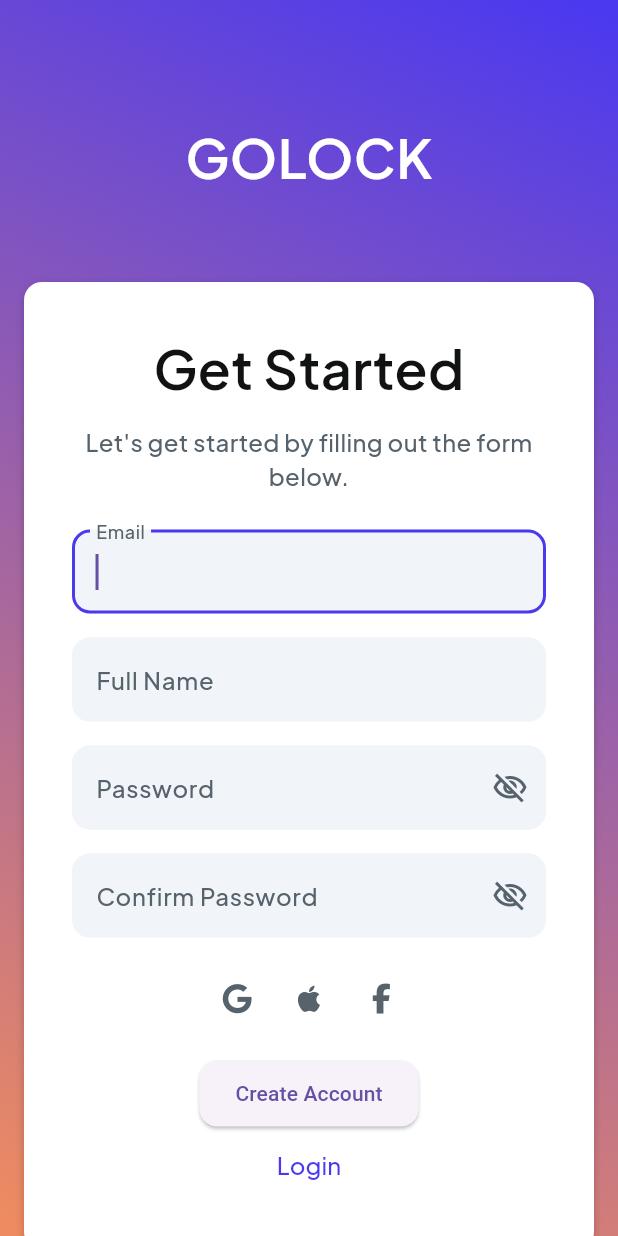
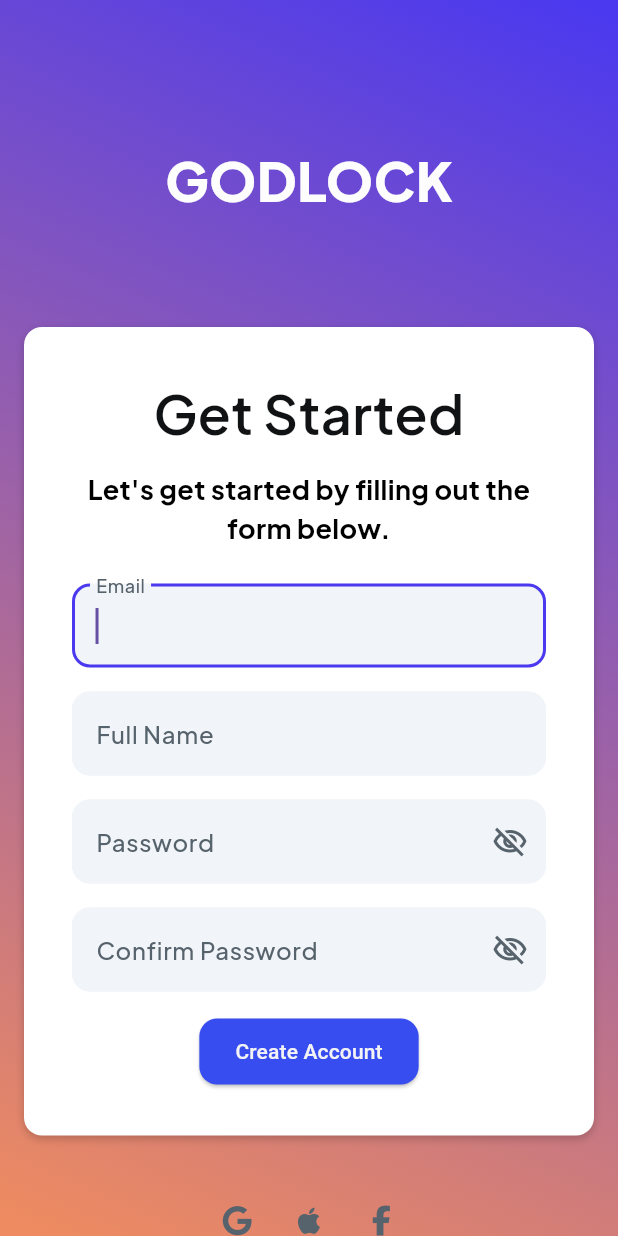
Before and after one commit to JoseSousaaa/Godlock, a Flutter app: the CreateaccountWidget screen opened directly, on a phone screen of 412 x 824 dp. Run offline on Flutter 3.47's test engine with Material 3 defaults, Android fonts, the phone set to English and light mode, and no system bars; our stand-ins replace font_awesome_flutter, google_fonts.

Commit message:
alterçoes nos botoes e em algumas letras

```diff
--- a/Cadeado NFC/app/lib/createaccount.dart
+++ b/Cadeado NFC/app/lib/createaccount.dart
@@ -61,14 +61,14 @@ class _CreateaccountWidgetState extends State<CreateaccountWidget> {
                         padding: const EdgeInsets.fromLTRB(0, 70, 0, 32),
                         child: Container(
                           width: 200,
-                          height: 70,
+                          height: 100,
                           alignment: const AlignmentDirectional(0, 0),
                           child: Text(
-                            'GOLOCK',
+                            'GODLOCK',
                             style: GoogleFonts.plusJakartaSans(
-                              color: Colors.white,
+                              color: Color.fromARGB(255, 253, 253, 253),
                               fontSize: 36,
-                              fontWeight: FontWeight.w600,
+                              fontWeight: FontWeight.w800,
                             ),
                           ),
                         ),
@@ -109,21 +109,21 @@ class _CreateaccountWidgetState extends State<CreateaccountWidget> {
                                     ),
                                   ),
                                   Padding(
-                                    padding: const EdgeInsets.fromLTRB(
-                                        0, 12, 0, 24),
+                                    padding:
+                                        const EdgeInsets.fromLTRB(0, 12, 0, 24),
                                     child: Text(
                                       'Let\'s get started by filling out the form below.',
                                       textAlign: TextAlign.center,
                                       style: GoogleFonts.plusJakartaSans(
-                                        color: const Color(0xFF57636C),
-                                        fontSize: 16,
-                                        fontWeight: FontWeight.w500,
+                                        color: Color.fromARGB(255, 0, 0, 0),
+                                        fontSize: 18,
+                                        fontWeight: FontWeight.w700,
                                       ),
                                     ),
                                   ),
                                   Padding(
-                                    padding: const EdgeInsets.fromLTRB(
-                                        0, 0, 0, 16),
+                                    padding:
+                                        const EdgeInsets.fromLTRB(0, 0, 0, 16),
                                     child: TextFormField(
                                       controller: _emailController,
                                       autofocus: true,
@@ -149,24 +149,21 @@ class _CreateaccountWidgetState extends State<CreateaccountWidget> {
                                         focusedBorder: OutlineInputBorder(
                                           borderSide: const BorderSide(
                                               color: Color(0xFF4B39EF),
-                                            width: 2,
-                                          ),
+                                              width: 2),
                                           borderRadius:
                                               BorderRadius.circular(12),
                                         ),
                                         errorBorder: OutlineInputBorder(
                                           borderSide: const BorderSide(
                                               color: Color(0xFFE0E3E7),
-                                            width: 2,
-                                          ),
+                                              width: 2),
                                           borderRadius:
                                               BorderRadius.circular(12),
                                         ),
                                         focusedErrorBorder: OutlineInputBorder(
                                           borderSide: const BorderSide(
                                               color: Color(0xFFE0E3E7),
-                                            width: 2,
-                                          ),
+                                              width: 2),
                                           borderRadius:
                                               BorderRadius.circular(12),
                                         ),
@@ -188,14 +185,12 @@ class _CreateaccountWidgetState extends State<CreateaccountWidget> {
                                     ),
                                   ),
                                   Padding(
-                                    padding: const EdgeInsets.fromLTRB(
-                                        0, 0, 0, 16),
+                                    padding:
+                                        const EdgeInsets.fromLTRB(0, 0, 0, 16),
                                     child: TextFormField(
                                       controller: _fullNameController,
                                       autofocus: true,
-                                      autofillHints: const [
-                                        AutofillHints.name
-                                      ],
+                                      autofillHints: const [AutofillHints.name],
                                       obscureText: false,
                                       decoration: InputDecoration(
                                         labelText: 'Full Name',
@@ -215,24 +210,21 @@ class _CreateaccountWidgetState extends State<CreateaccountWidget> {
                                         focusedBorder: OutlineInputBorder(
                                           borderSide: const BorderSide(
                                               color: Color(0xFF4B39EF),
-                                            width: 2,
-                                          ),
+                                              width: 2),
                                           borderRadius:
                                               BorderRadius.circular(12),
                                         ),
                                         errorBorder: OutlineInputBorder(
                                           borderSide: const BorderSide(
                                               color: Color(0xFFE0E3E7),
-                                            width: 2,
-                                          ),
+                                              width: 2),
                                           borderRadius:
                                               BorderRadius.circular(12),
                                         ),
                                         focusedErrorBorder: OutlineInputBorder(
                                           borderSide: const BorderSide(
                                               color: Color(0xFFE0E3E7),
-                                            width: 2,
-                                          ),
+                                              width: 2),
                                           borderRadius:
                                               BorderRadius.circular(12),
                                         ),
@@ -254,8 +246,8 @@ class _CreateaccountWidgetState extends State<CreateaccountWidget> {
                                     ),
                                   ),
                                   Padding(
-                                    padding: const EdgeInsets.fromLTRB(
-                                        0, 0, 0, 16),
+                                    padding:
+                                        const EdgeInsets.fromLTRB(0, 0, 0, 16),
                                     child: TextFormField(
                                       controller: _passwordController1,
                                       autofillHints: const [
@@ -280,24 +272,21 @@ class _CreateaccountWidgetState extends State<CreateaccountWidget> {
                                         focusedBorder: OutlineInputBorder(
                                           borderSide: const BorderSide(
                                               color: Color(0xFF4B39EF),
-                                            width: 2,
-                                          ),
+                                              width: 2),
                                           borderRadius:
                                               BorderRadius.circular(12),
                                         ),
                                         errorBorder: OutlineInputBorder(
                                           borderSide: const BorderSide(
                                               color: Color(0xFFFF5963),
-                                            width: 2,
-                                          ),
+                                              width: 2),
                                           borderRadius:
                                               BorderRadius.circular(12),
                                         ),
                                         focusedErrorBorder: OutlineInputBorder(
                                           borderSide: const BorderSide(
                                               color: Color(0xFFFF5963),
-                                            width: 2,
-                                          ),
+                                              width: 2),
                                           borderRadius:
                                               BorderRadius.circular(12),
                                         ),
@@ -332,8 +321,8 @@ class _CreateaccountWidgetState extends State<CreateaccountWidget> {
                                     ),
                                   ),
                                   Padding(
-                                    padding: const EdgeInsets.fromLTRB(
-                                        0, 0, 0, 16),
+                                    padding:
+                                        const EdgeInsets.fromLTRB(0, 0, 0, 16),
                                     child: TextFormField(
                                       controller: _passwordController2,
                                       autofillHints: const [
@@ -358,24 +347,21 @@ class _CreateaccountWidgetState extends State<CreateaccountWidget> {
                                         focusedBorder: OutlineInputBorder(
                                           borderSide: const BorderSide(
                                               color: Color(0xFF4B39EF),
-                                            width: 2,
-                                          ),
+                                              width: 2),
                                           borderRadius:
                                               BorderRadius.circular(12),
                                         ),
                                         errorBorder: OutlineInputBorder(
                                           borderSide: const BorderSide(
                                               color: Color(0xFFFF5963),
-                                            width: 2,
-                                          ),
+                                              width: 2),
                                           borderRadius:
                                               BorderRadius.circular(12),
                                         ),
                                         focusedErrorBorder: OutlineInputBorder(
                                           borderSide: const BorderSide(
                                               color: Color(0xFFFF5963),
-                                            width: 2,
-                                          ),
+                                              width: 2),
                                           borderRadius:
                                               BorderRadius.circular(12),
                                         ),
@@ -412,12 +398,41 @@ class _CreateaccountWidgetState extends State<CreateaccountWidget> {
                                       },
                                     ),
                                   ),
+                                  Align(
+                                    alignment: const AlignmentDirectional(0, 5),
+                                    child: ElevatedButton(
+                                      onPressed: () {
+                                        if (_formKey.currentState?.validate() ??
+                                            false) {
+                                          print('Button pressed ...');
+                                        }
+                                      },
+                                      child: const Text('Create Account'),
+                                      style: ElevatedButton.styleFrom(
+                                        backgroundColor:
+                                            Color.fromARGB(255, 55, 77, 239),
+                                        foregroundColor:
+                                            Color.fromARGB(255, 243, 243, 245),
+                                        padding: const EdgeInsets.symmetric(
+                                            horizontal: 24, vertical: 12),
+                                        shape: RoundedRectangleBorder(
+                                          borderRadius:
+                                              BorderRadius.circular(12),
+                                        ),
+                                      ),
+                                    ),
+                                  ),
+                                ],
+                              ),
+                            ),
+                          ),
+                        ),
+                      ),
                       Padding(
-                                    padding: const EdgeInsets.only(bottom: 16),
+                        padding: const EdgeInsets.only(top: 16),
                         child: Row(
                           mainAxisSize: MainAxisSize.max,
-                                      mainAxisAlignment:
-                                          MainAxisAlignment.center,
+                          mainAxisAlignment: MainAxisAlignment.center,
                           children: [
                             IconButton(
                               icon: const FaIcon(
@@ -452,29 +467,9 @@ class _CreateaccountWidgetState extends State<CreateaccountWidget> {
                           ],
                         ),
                       ),
-                                  Align(
-                                    alignment: const AlignmentDirectional(0, 5),
-                                    child: ElevatedButton(
-                                      onPressed: () {
-                                        if (_formKey.currentState?.validate() ??
-                                            false) {
-                                          print('Button pressed ...');
-                                        }
-                                      },
-                                      child: const Text('Create Account'),
-                                      style: ElevatedButton.styleFrom(
-                                        iconColor:
-                                            Theme.of(context).primaryColor,
-                                        padding: const EdgeInsets.symmetric(
-                                            horizontal: 24, vertical: 12),
-                                        shape: RoundedRectangleBorder(
-                                          borderRadius:
-                                              BorderRadius.circular(12),
-                                        ),
-                                      ),
-                                    ),
-                                  ),
-                                  TextButton(
+                      Padding(
+                        padding: const EdgeInsets.only(top: 32),
+                        child: TextButton(
                           onPressed: () {
                             Navigator.pop(context);
                           },
@@ -484,11 +479,6 @@ class _CreateaccountWidgetState extends State<CreateaccountWidget> {
                               color: const Color(0xFF4B39EF),
                               fontSize: 16,
                               fontWeight: FontWeight.w500,
-                                      ),
-                                    ),
-                                  ),
-                                ],
-                              ),
                             ),
                           ),
                         ),
```
Lines whose indentation alone changed are shown as unchanged.
